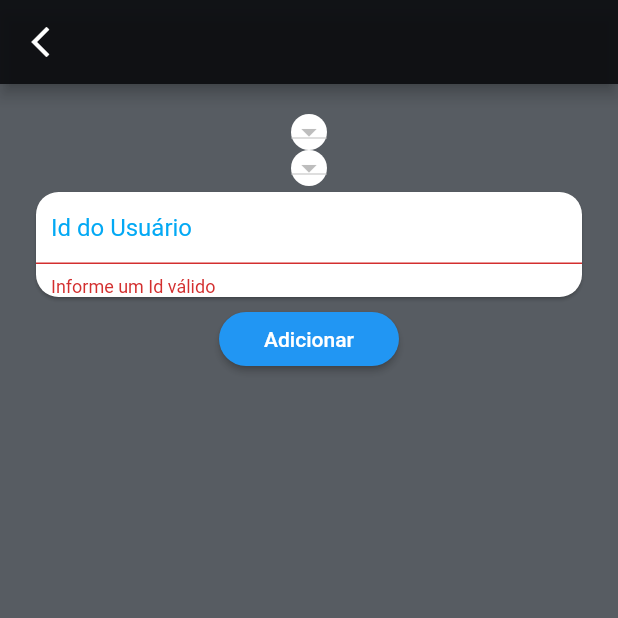
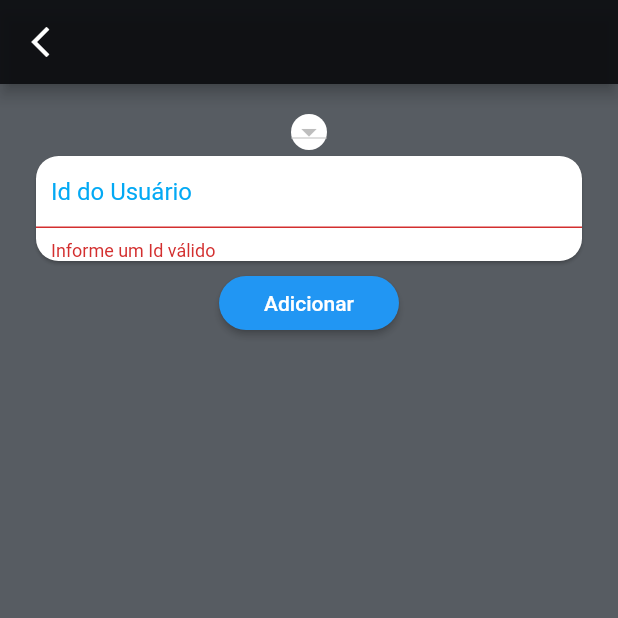
Before and after one commit to Andreibono/tcc_front, a Flutter app: the AddUserToProject screen opened directly with empty values, after a tap on "Adicionar", on a phone screen of 412 x 824 dp, the top half of it. Run offline on Flutter 3.47's test engine with Material 2 defaults, Android fonts, the phone set to English and light mode, and no system bars.

Commit message:
Alteração da classe Projetos e na tela add usuário

```diff
--- a/lib/models/auth.dart
+++ b/lib/models/auth.dart
@@ -238,7 +238,7 @@ class Auth with ChangeNotifier {
           .get(Uri.parse('$url/projects'), headers: requestHeadears)
           .then((response) {
         if (response.statusCode == 200) {
-          var responseJson = json.decode(response.body) as List;
+          var responseJson = json.decode(response.body)['data'] as List;
 
           projectsList = responseJson
               .map((tagJson) => ProjectInfo.fromJson(tagJson))
--- a/lib/screens/add_user_to_project_screen.dart
+++ b/lib/screens/add_user_to_project_screen.dart
@@ -14,8 +14,6 @@ class _AddUserToProjectState extends State<AddUserToProject> {
   bool buttomCheck = false;
   String? projectSelected;
   int projectSelectedIndex = -1;
-  String? companySelected;
-  int companySelectedIndex = -1;
 
   @override
   Widget build(BuildContext context) {
@@ -56,7 +54,7 @@ class _AddUserToProjectState extends State<AddUserToProject> {
           user.token.toString(),
           int.parse(_authData['newUserId']!),
           user.projectsList[projectSelectedIndex].project.id,
-          user.company_list[companySelectedIndex].company.id);
+          user.projectsList[projectSelectedIndex].project.companyProj.id);
       print('resposta: $resposta');
       if (resposta == '') {
         //usuário adicionado com sucesso
@@ -76,21 +74,6 @@ class _AddUserToProjectState extends State<AddUserToProject> {
           key: _formKey,
           child: Column(
             children: [
-              Container(
-                decoration: BoxDecoration(
-                    color: Colors.white,
-                    borderRadius: BorderRadius.circular(12)),
-                child: DropdownButton<String>(
-                  value: companySelected,
-                  items: userCompanies.map(buildMenuItem).toList(),
-                  onChanged: (value) => setState(() {
-                    companySelected = value;
-                    buttomCheck = true;
-                    companySelectedIndex =
-                        userCompanies.indexOf(companySelected!);
-                  }),
-                ),
-              ),
               Container(
                 decoration: BoxDecoration(
                     color: Colors.white,
```
Also changed, not shown: lib/models/project.dart (+40 -8 lines).
